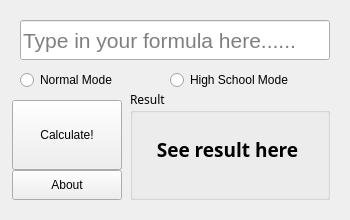
Before: the Qt Designer form SplashMol/app.ui in xinjiajuan/splashmol, drawn with Qt 5.
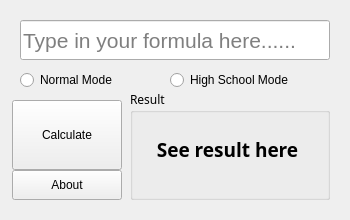
After: the same form once the commit is applied. Icons and pictures are not drawn.

Patch:
```diff
--- a/SplashMol/app.ui
+++ b/SplashMol/app.ui
@@ -47,8 +47,11 @@
      <height>70</height>
     </rect>
    </property>
+   <property name="autoFillBackground">
+    <bool>false</bool>
+   </property>
    <property name="text">
-    <string>Calculate!</string>
+    <string>Calculate</string>
    </property>
    <property name="icon">
     <iconset resource="res.qrc">
```
